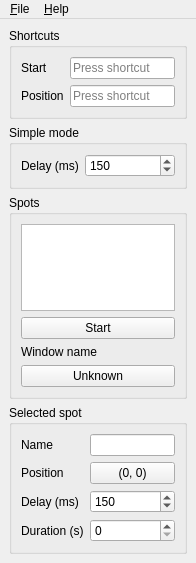
Before: the Qt Designer form ui/mainwindow.ui in kervala/autoclicker, drawn with Qt 5.
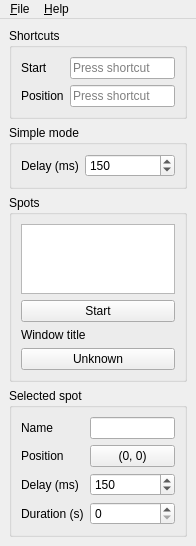
After: the same form once the commit is applied.

Commit message: Changed: Renamed window name to window title

The edit to the form file:
```diff
--- a/ui/mainwindow.ui
+++ b/ui/mainwindow.ui
@@ -7,7 +7,7 @@
     <x>0</x>
     <y>0</y>
     <width>196</width>
-    <height>563</height>
+    <height>515</height>
    </rect>
   </property>
   <widget class="QWidget" name="centralwidget">
@@ -125,7 +125,7 @@
        <item>
         <widget class="QLabel" name="windowLabel">
          <property name="text">
-          <string>Window name</string>
+          <string>Window title</string>
          </property>
         </widget>
        </item>
```
Left out of the diff: 5 changed lines with no effect on the pictures. The commit also changes 4 other files.
